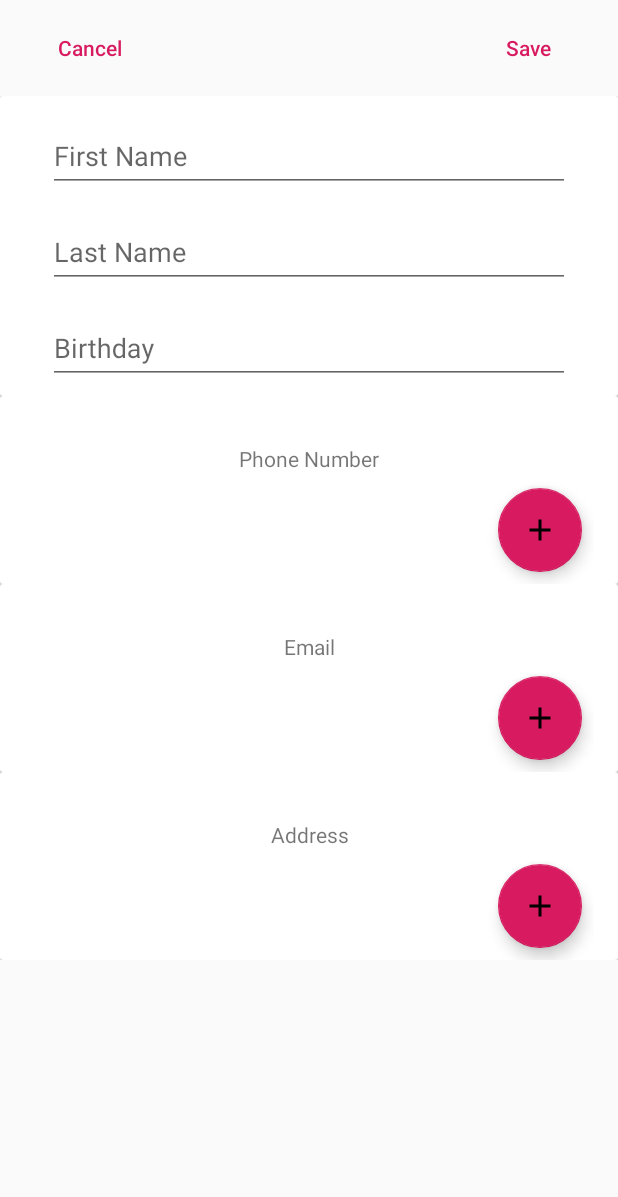
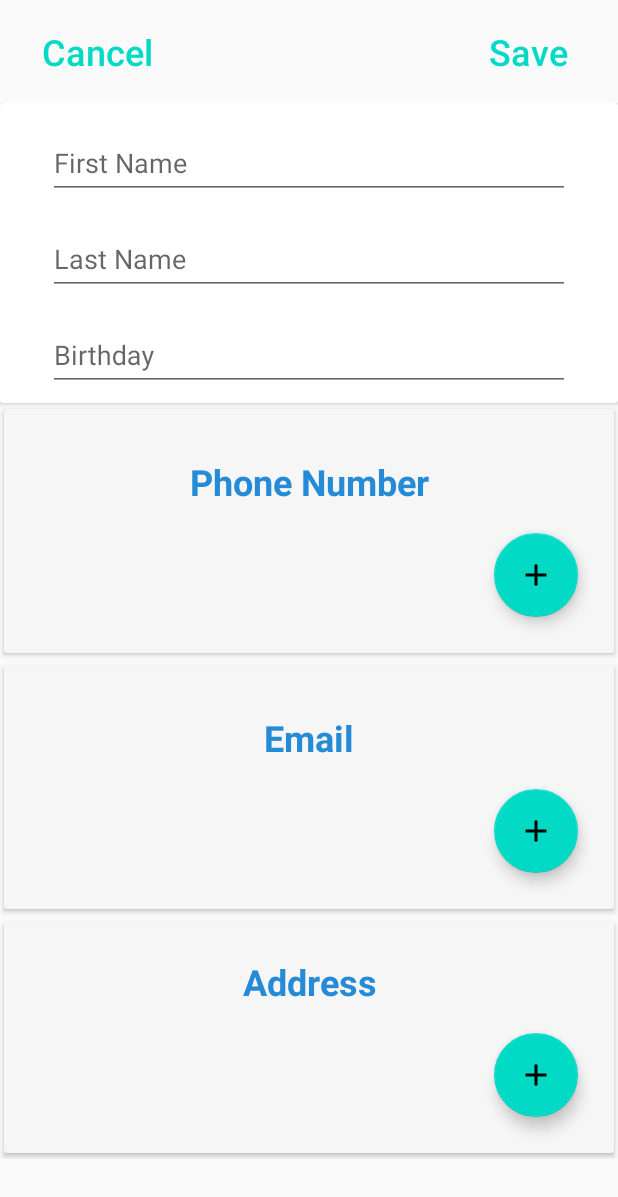
Before and after one commit to azubair100/Ahmed-Zubair-Contacts, an Android app: the EditContactFragment screen opened through its navigation route, on a phone screen of 412 x 824 dp. Shown: the top 1197 px of the screen. Run offline under Robolectric (Android 15) with nearby library versions, the phone set to English and light mode, and no system bars; our stand-ins replace Room's generated code, data binding; libraries missing offline, so code that uses them is left out: com.squareup.otto; 1 statement that could not run was skipped.

Commit message:
some styling added

```diff
--- a/app/src/main/java/com/example/ahmedzubaircontacts/view/ui/ContactDetailsFragment.kt
+++ b/app/src/main/java/com/example/ahmedzubaircontacts/view/ui/ContactDetailsFragment.kt
@@ -129,8 +129,8 @@ class ContactDetailsFragment : Fragment() {
 
     @SuppressLint("RestrictedApi")
     private fun removeCreateNewButtons() {
-        createNewPhoneBtn.visibility = View.GONE
-        createNewEmailBtn.visibility = View.GONE
-        createNewAddressBtn.visibility = View.GONE
+        createNewPhoneBtn.visibility = View.INVISIBLE
+        createNewEmailBtn.visibility = View.INVISIBLE
+        createNewAddressBtn.visibility = View.INVISIBLE
     }
 }
--- a/app/src/main/res/layout/alert_layout_new_address.xml
+++ b/app/src/main/res/layout/alert_layout_new_address.xml
@@ -9,6 +9,7 @@
 
         <TextView
             android:id="@+id/newAddressTV"
+            style="@style/Title"
             android:layout_width="0dp"
             android:layout_height="wrap_content"
             android:layout_marginStart="16dp"
@@ -16,7 +17,6 @@
             android:layout_marginEnd="16dp"
             android:text="@string/add_new_address"
             android:textAlignment="center"
-            android:textSize="24sp"
             app:layout_constraintEnd_toEndOf="parent"
             app:layout_constraintStart_toStartOf="parent"
             app:layout_constraintTop_toTopOf="parent" />
--- a/app/src/main/res/layout/alert_layout_new_email.xml
+++ b/app/src/main/res/layout/alert_layout_new_email.xml
@@ -16,7 +16,7 @@
             android:layout_marginEnd="16dp"
             android:text="@string/add_new_email"
             android:textAlignment="center"
-            android:textSize="24sp"
+            style="@style/Title"
             app:layout_constraintEnd_toEndOf="parent"
             app:layout_constraintStart_toStartOf="parent"
             app:layout_constraintTop_toTopOf="parent" />
--- a/app/src/main/res/layout/alert_layout_new_phone_number.xml
+++ b/app/src/main/res/layout/alert_layout_new_phone_number.xml
@@ -17,7 +17,7 @@
             android:layout_marginEnd="16dp"
             android:text="@string/add_new_phone"
             android:textAlignment="center"
-            android:textSize="24sp"
+            style="@style/Title"
             app:layout_constraintEnd_toEndOf="parent"
             app:layout_constraintStart_toStartOf="parent"
             app:layout_constraintTop_toTopOf="parent" />
--- a/app/src/main/res/layout/fragment_contact_details.xml
+++ b/app/src/main/res/layout/fragment_contact_details.xml
@@ -13,13 +13,13 @@
         android:id="@+id/contactDetailsCOL"
         android:layout_width="match_parent"
         android:layout_height="match_parent"
+        android:background="@color/fragment_background_color"
         android:fitsSystemWindows="true">
 
         <include layout="@layout/fragment_contact_details_app_bar" app:name="@{person}" />
 
         <androidx.core.widget.NestedScrollView
             app:layout_behavior="@string/appbar_scrolling_view_behavior"
-            android:background="@color/cardview_light_background"
             android:layout_width="match_parent"
             android:layout_height="match_parent">
 
@@ -32,6 +32,7 @@
 
                 <TextView
                     android:id="@+id/birthDateTV"
+                    style="@style/Text"
                     android:layout_width="match_parent"
                     android:layout_height="wrap_content"
                     android:text="@{person.birthday}"
--- a/app/src/main/res/layout/fragment_new_contact.xml
+++ b/app/src/main/res/layout/fragment_new_contact.xml
@@ -22,6 +22,7 @@
             android:layout_height="wrap_content"
             android:layout_marginStart="16dp"
             android:layout_marginTop="8dp"
+            android:textSize="24sp"
             android:text="@android:string/cancel"
             android:textAllCaps="false"
             app:layout_constraintStart_toStartOf="parent"
@@ -35,6 +36,7 @@
             android:layout_marginTop="8dp"
             android:layout_marginEnd="16dp"
             android:text="@string/save"
+            android:textSize="24sp"
             android:enabled="false"
             android:textAllCaps="false"
             app:layout_constraintEnd_toEndOf="parent"
--- a/app/src/main/res/layout/section_person_address.xml
+++ b/app/src/main/res/layout/section_person_address.xml
@@ -1,24 +1,28 @@
 <?xml version="1.0" encoding="utf-8"?>
-<androidx.cardview.widget.CardView
-    xmlns:android="http://schemas.android.com/apk/res/android"
+<androidx.cardview.widget.CardView xmlns:android="http://schemas.android.com/apk/res/android"
     xmlns:app="http://schemas.android.com/apk/res-auto"
+    xmlns:tools="http://schemas.android.com/tools"
     android:id="@+id/editContactAddressContainer"
     android:layout_width="match_parent"
     android:layout_height="wrap_content"
-    xmlns:tools="http://schemas.android.com/tools">
+    android:padding="5dp"
+    app:cardBackgroundColor="@color/card_bg_color"
+    app:cardPreventCornerOverlap="true"
+    app:cardUseCompatPadding="true">
 
     <androidx.constraintlayout.widget.ConstraintLayout
+        android:layout_width="match_parent"
+        android:layout_height="wrap_content"
         android:layout_marginStart="16dp"
-        android:layout_marginEnd="16dp"
-        android:layout_width="match_parent"
-        android:layout_height="wrap_content">
+        android:layout_marginEnd="16dp">
 
         <TextView
             android:id="@+id/addressTV"
+            style="@style/Title"
             android:layout_width="0dp"
             android:layout_height="wrap_content"
             android:layout_marginStart="8dp"
-            android:layout_marginTop="32dp"
+            android:layout_marginTop="24dp"
             android:layout_marginEnd="8dp"
             android:gravity="center"
             android:text="@string/address"
@@ -30,13 +34,13 @@
             android:id="@+id/addressRV"
             android:layout_width="0dp"
             android:layout_height="wrap_content"
-            android:layout_marginTop="8dp"
             android:layout_marginStart="8dp"
+            android:layout_marginTop="16dp"
             android:layout_marginEnd="8dp"
             app:layout_constraintEnd_toEndOf="parent"
             app:layout_constraintStart_toStartOf="parent"
             app:layout_constraintTop_toBottomOf="@+id/addressTV"
-            tools:listitem="@layout/row_add_new_contact_details"/>
+            tools:listitem="@layout/row_add_new_contact_details" />
 
         <com.google.android.material.floatingactionbutton.FloatingActionButton
             android:id="@+id/createNewAddressBtn"
@@ -44,7 +48,7 @@
             android:layout_height="wrap_content"
             android:layout_marginTop="2dp"
             android:layout_marginEnd="8dp"
-            android:layout_marginBottom="8dp"
+            android:layout_marginBottom="24dp"
             android:clickable="true"
             app:layout_constraintBottom_toBottomOf="parent"
             app:layout_constraintEnd_toEndOf="parent"
--- a/app/src/main/res/layout/section_person_email.xml
+++ b/app/src/main/res/layout/section_person_email.xml
@@ -5,6 +5,10 @@
     android:id="@+id/editContactEmailContainer"
     android:layout_width="match_parent"
     android:layout_height="wrap_content"
+    android:padding="5dp"
+    app:cardBackgroundColor="@color/card_bg_color"
+    app:cardPreventCornerOverlap="true"
+    app:cardUseCompatPadding="true"
     xmlns:tools="http://schemas.android.com/tools">
 
     <androidx.constraintlayout.widget.ConstraintLayout
@@ -15,6 +19,7 @@
 
         <TextView
             android:id="@+id/emailTV"
+            style="@style/Title"
             android:layout_width="0dp"
             android:layout_height="wrap_content"
             android:layout_marginStart="8dp"
@@ -30,7 +35,7 @@
             android:id="@+id/emailRV"
             android:layout_width="0dp"
             android:layout_height="wrap_content"
-            android:layout_marginTop="8dp"
+            android:layout_marginTop="16dp"
             android:layout_marginStart="8dp"
             android:layout_marginEnd="8dp"
             app:layout_constraintEnd_toEndOf="parent"
@@ -44,7 +49,7 @@
             android:layout_height="wrap_content"
             android:layout_marginTop="2dp"
             android:layout_marginEnd="8dp"
-            android:layout_marginBottom="8dp"
+            android:layout_marginBottom="24dp"
             android:clickable="true"
             app:layout_constraintBottom_toBottomOf="parent"
             app:layout_constraintEnd_toEndOf="parent"
--- a/app/src/main/res/layout/section_person_phone.xml
+++ b/app/src/main/res/layout/section_person_phone.xml
@@ -5,6 +5,10 @@
     android:id="@+id/editContactPhoneContainer"
     android:layout_width="match_parent"
     android:layout_height="wrap_content"
+    android:padding="5dp"
+    app:cardBackgroundColor="@color/card_bg_color"
+    app:cardPreventCornerOverlap="true"
+    app:cardUseCompatPadding="true"
     xmlns:tools="http://schemas.android.com/tools">
 
     <androidx.constraintlayout.widget.ConstraintLayout
@@ -15,6 +19,7 @@
 
         <TextView
             android:id="@+id/phoneNumberTV"
+            style="@style/Title"
             android:layout_width="0dp"
             android:layout_height="wrap_content"
             android:layout_marginStart="8dp"
@@ -30,7 +35,7 @@
             android:id="@+id/phoneNumberRV"
             android:layout_width="0dp"
             android:layout_height="wrap_content"
-            android:layout_marginTop="8dp"
+            android:layout_marginTop="16dp"
             android:layout_marginStart="8dp"
             android:layout_marginEnd="8dp"
             app:layout_constraintEnd_toEndOf="parent"
@@ -44,7 +49,7 @@
             android:layout_height="wrap_content"
             android:layout_marginTop="2dp"
             android:layout_marginEnd="8dp"
-            android:layout_marginBottom="8dp"
+            android:layout_marginBottom="24dp"
             android:clickable="true"
             app:layout_constraintBottom_toBottomOf="parent"
             app:layout_constraintEnd_toEndOf="parent"
--- a/app/src/main/res/values/colors.xml
+++ b/app/src/main/res/values/colors.xml
@@ -1,6 +1,18 @@
 <?xml version="1.0" encoding="utf-8"?>
 <resources>
-    <color name="colorPrimary">#008577</color>
-    <color name="colorPrimaryDark">#00574B</color>
-    <color name="colorAccent">#D81B60</color>
+    <color name="colorPrimary">#6200EE</color>
+    <color name="colorPrimaryDark">#3700B3</color>
+    <color name="colorAccent">#03DAC6</color>
+    <color name="colorSecondaryAccent">#018786</color>
+    <color name="test">#FFD3D0D0</color>
+
+    <color name="fragment_background_color">#FFFFFF</color>
+    <color name="header_text_color">#B3B3B3</color>
+
+
+    <color name="card_bg_color">#F6F6F6</color>
+    <color name="titleTextColor">#258BD6</color>
+    <color name="regularTextColor">#000000</color>
+    <color name="content_text_color">#FFFFFF</color>
+    <color name="error">#B00020</color>
 </resources>
--- a/app/src/main/res/values/styles.xml
+++ b/app/src/main/res/values/styles.xml
@@ -1,11 +1,20 @@
 <resources>
 
-    <!-- Base application theme. -->
     <style name="AppTheme" parent="Theme.AppCompat.Light.NoActionBar">
-        <!-- Customize your theme here. -->
         <item name="colorPrimary">@color/colorPrimary</item>
         <item name="colorPrimaryDark">@color/colorPrimaryDark</item>
         <item name="colorAccent">@color/colorAccent</item>
     </style>
 
+    <style name="Title">
+        <item name="android:textSize">24sp</item>
+        <item name="android:textStyle">bold</item>
+        <item name="android:textColor">@color/titleTextColor</item>
+    </style>
+
+    <style name="Text">
+        <item name="android:textSize">20sp</item>
+        <item name="android:textColor">@color/regularTextColor</item>
+    </style>
+
 </resources>
```
Also changed, not shown: app/src/main/res/layout/fragment_contact_details_app_bar.xml (+3 -5 lines), app/src/main/res/layout/fragment_edit_contact.xml (deleted, +0 -17 lines), app/src/main/res/layout/fragment_list.xml (+2 -5 lines), app/src/main/res/layout/row_add_new_contact_details.xml (+5 -2 lines), app/src/main/res/layout/row_contact_details.xml (+7 -3 lines).
